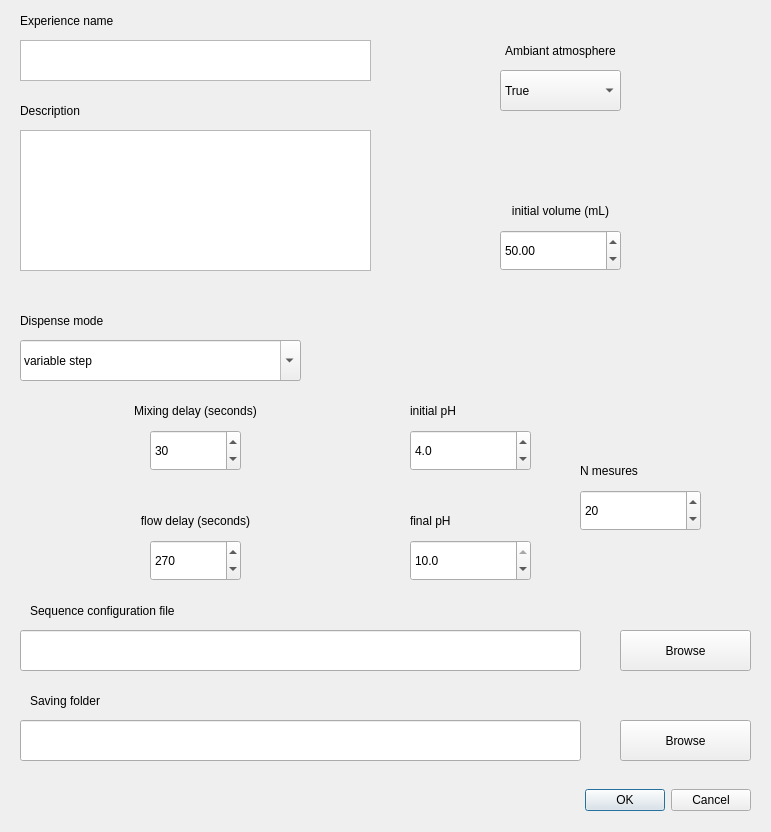
Qt form graphic/ui_files/sequence_cfg.ui (laurentsiou1/dommino-app) before a commit.
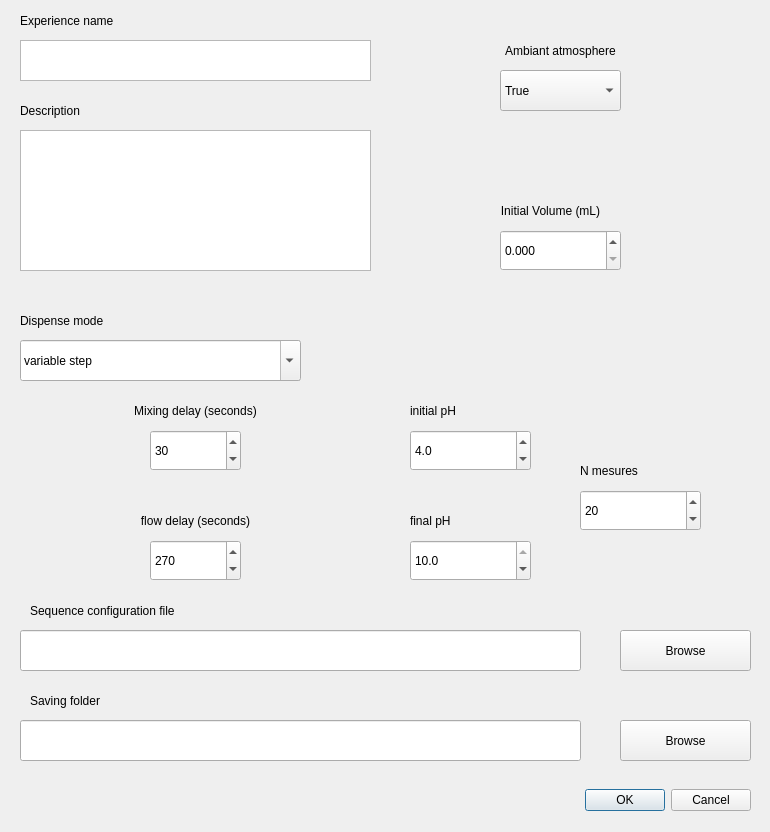
The same form after that commit.

The edit to the form file:
```diff
--- a/graphic/ui_files/sequence_cfg.ui
+++ b/graphic/ui_files/sequence_cfg.ui
@@ -6,7 +6,7 @@
    <rect>
     <x>0</x>
     <y>0</y>
-    <width>771</width>
+    <width>770</width>
     <height>832</height>
    </rect>
   </property>
@@ -278,10 +278,10 @@
     <bool>false</bool>
    </property>
    <property name="decimals">
-    <number>2</number>
+    <number>3</number>
    </property>
    <property name="minimum">
-    <double>1.000000000000000</double>
+    <double>0.000000000000000</double>
    </property>
    <property name="maximum">
     <double>2000.000000000000000</double>
@@ -290,20 +290,20 @@
     <double>0.010000000000000</double>
    </property>
    <property name="value">
-    <double>50.000000000000000</double>
+    <double>0.000000000000000</double>
    </property>
   </widget>
   <widget class="QLabel" name="Vinit_label">
    <property name="geometry">
     <rect>
-     <x>430</x>
+     <x>420</x>
      <y>190</y>
      <width>261</width>
      <height>41</height>
     </rect>
    </property>
    <property name="text">
-    <string>initial volume (mL)</string>
+    <string>Initial Volume (mL)</string>
    </property>
    <property name="alignment">
     <set>Qt::AlignCenter</set>
```
Left out of the diff: 6 changed lines with no effect on the pictures.
